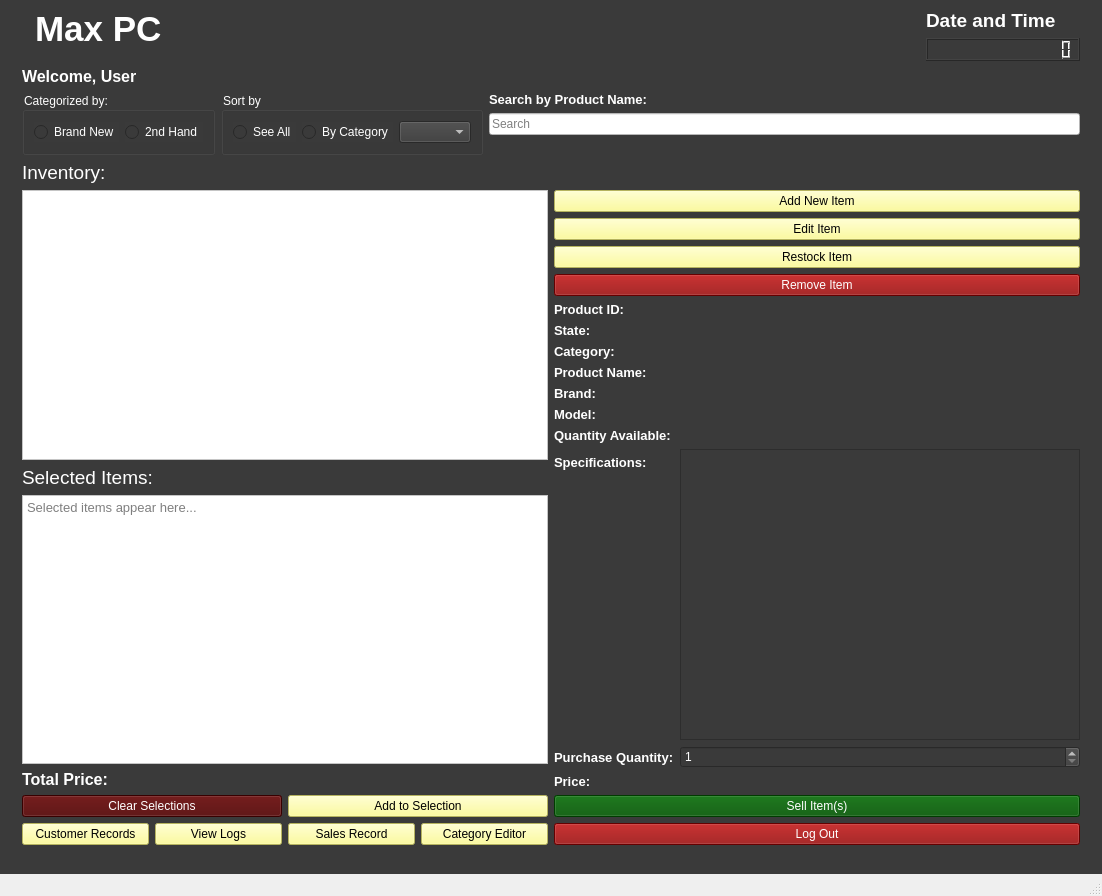
Qt form main.ui (Aenan05/MAXPC) before a commit.
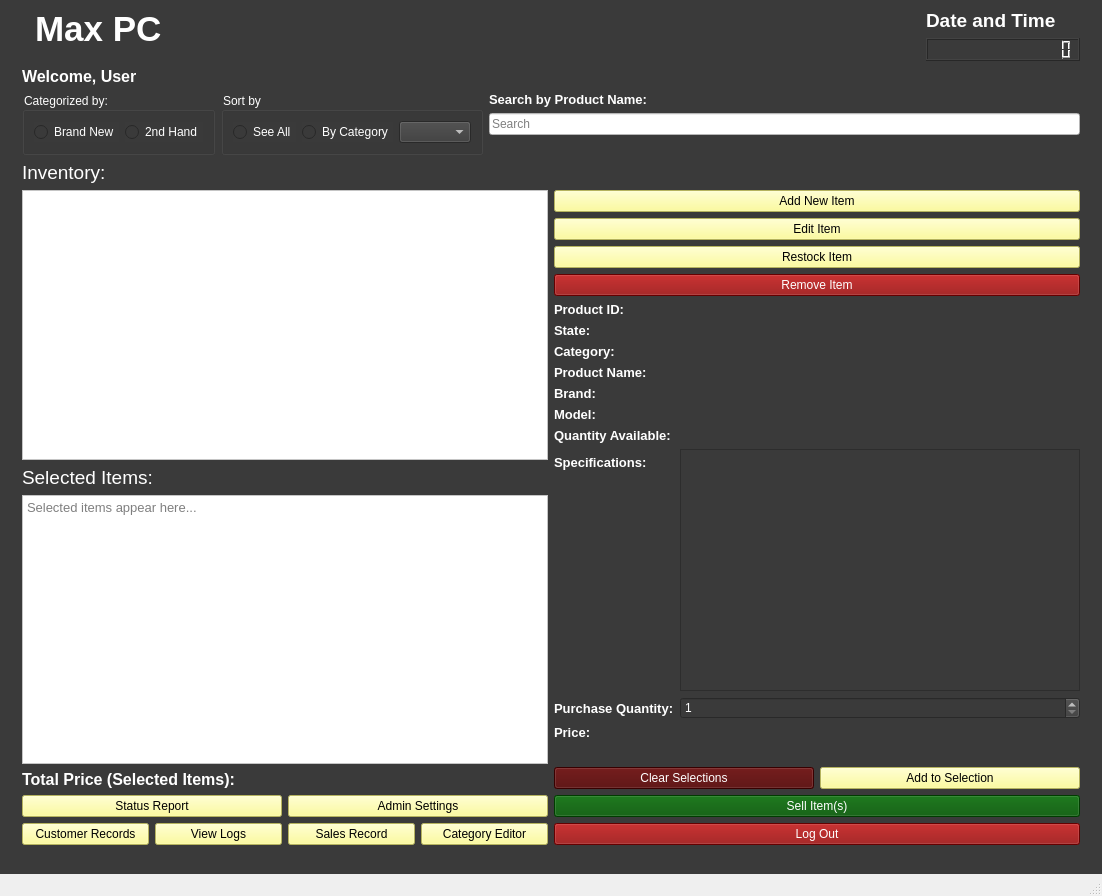
The same form after that commit. Icons and pictures are not drawn.

Diff of the .ui file:
```diff
--- a/main.ui
+++ b/main.ui
@@ -333,7 +333,7 @@
                  <string notr="true">color: rgb(255, 255, 255);</string>
                 </property>
                 <property name="text">
-                 <string>Total Price:</string>
+                 <string>Total Price (Selected Items):</string>
                 </property>
                </widget>
               </item>
@@ -744,6 +744,57 @@
                 </property>
                </widget>
               </item>
+              <item row="10" column="0" colspan="2">
+               <widget class="QLabel" name="txtNotif">
+                <property name="font">
+                 <font>
+                  <pointsize>10</pointsize>
+                 </font>
+                </property>
+                <property name="styleSheet">
+                 <string notr="true">color: rgb(255, 255, 255);</string>
+                </property>
+                <property name="text">
+                 <string/>
+                </property>
+                <property name="alignment">
+                 <set>Qt::AlignCenter</set>
+                </property>
+               </widget>
+              </item>
+             </layout>
+            </item>
+            <item>
+             <layout class="QHBoxLayout" name="horizontalLayout_8">
+              <item>
+               <widget class="QPushButton" name="btnClrSel">
+                <property name="styleSheet">
+                 <string notr="true">background-color: rgb(79, 0, 0);
+color: rgb(255, 255, 255);</string>
+                </property>
+                <property name="text">
+                 <string>Clear Selections</string>
+                </property>
+                <property name="icon">
+                 <iconset>
+                  <normaloff>close.png</normaloff>close.png</iconset>
+                </property>
+               </widget>
+              </item>
+              <item>
+               <widget class="QPushButton" name="btnAddSel">
+                <property name="styleSheet">
+                 <string notr="true">background-color: rgb(253, 251, 132);</string>
+                </property>
+                <property name="text">
+                 <string>Add to Selection</string>
+                </property>
+                <property name="icon">
+                 <iconset>
+                  <normaloff>Select.png</normaloff>Select.png</iconset>
+                </property>
+               </widget>
+              </item>
              </layout>
             </item>
            </layout>
@@ -755,13 +806,12 @@
           <item>
            <layout class="QHBoxLayout" name="horizontalLayout_7">
             <item>
-             <widget class="QPushButton" name="btnClrSel">
+             <widget class="QPushButton" name="btnStatus">
               <property name="styleSheet">
-               <string notr="true">background-color: rgb(79, 0, 0);
-color: rgb(255, 255, 255);</string>
+               <string notr="true">background-color: rgb(253, 251, 132);</string>
               </property>
               <property name="text">
-               <string>Clear Selections</string>
+               <string>Status Report</string>
               </property>
               <property name="icon">
                <iconset>
@@ -770,12 +820,12 @@
              </widget>
             </item>
             <item>
-             <widget class="QPushButton" name="btnAddSel">
+             <widget class="QPushButton" name="pushButton">
               <property name="styleSheet">
                <string notr="true">background-color: rgb(253, 251, 132);</string>
               </property>
               <property name="text">
-               <string>Add to Selection</string>
+               <string>Admin Settings</string>
               </property>
               <property name="icon">
                <iconset>
```
Left out of the diff: 4 changed lines with no effect on the pictures.
